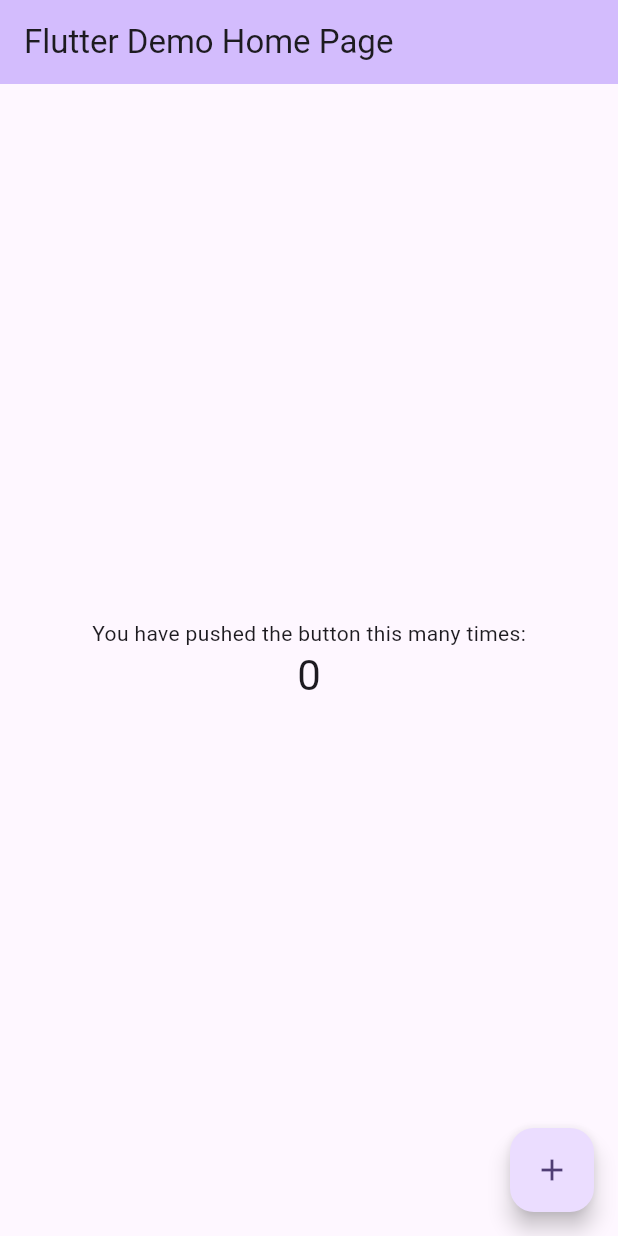
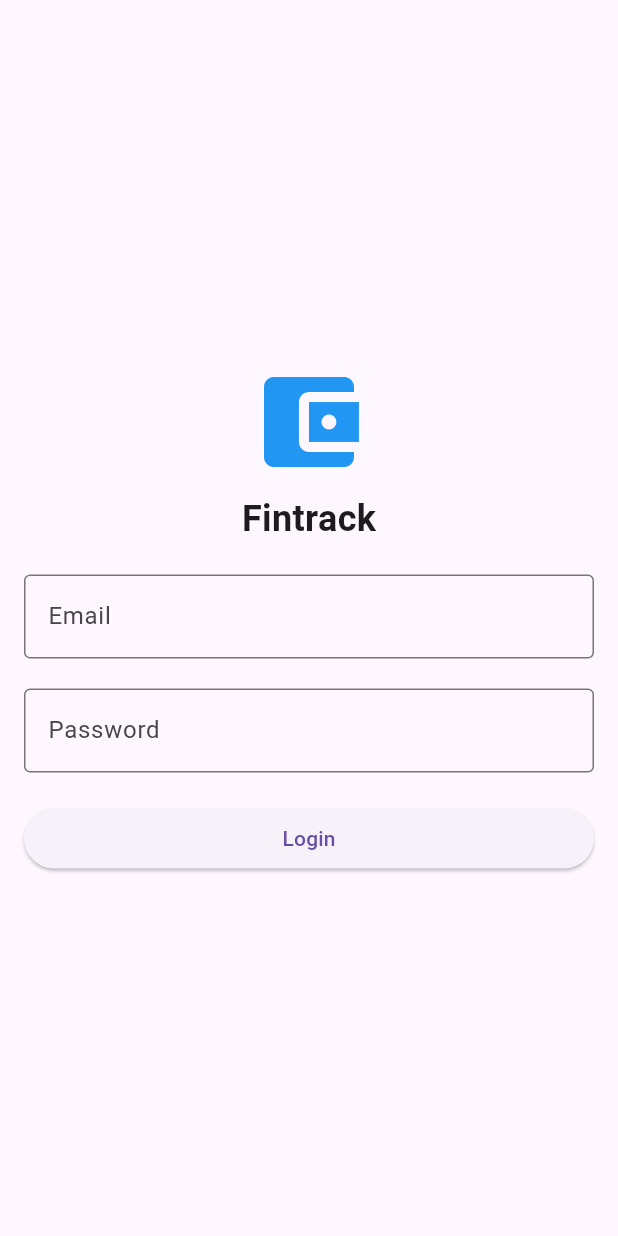
Before and after one commit to ProfficientLabs/fintrack, a Flutter app: the screen it shows after launch, on a phone screen of 412 x 824 dp. Run offline on Flutter 3.47's test engine with Material 3 defaults, Android fonts, the phone set to English and light mode, and no system bars.

Commit message:
Login Page, App Logo, and App initialized

```diff
--- a/lib/main.dart
+++ b/lib/main.dart
@@ -1,3 +1,4 @@
+import 'package:fintrack/screens/login_page/login_page.dart';
 import 'package:flutter/material.dart';
 
 void main() {
@@ -7,119 +8,15 @@ void main() {
 class MyApp extends StatelessWidget {
   const MyApp({super.key});
 
-  // This widget is the root of your application.
   @override
   Widget build(BuildContext context) {
     return MaterialApp(
-      title: 'Flutter Demo',
+      debugShowCheckedModeBanner: false,
+      title: "Fintrack",
       theme: ThemeData(
-        // This is the theme of your application.
-        //
-        // TRY THIS: Try running your application with "flutter run". You'll see
-        // the application has a purple toolbar. Then, without quitting the app,
-        // try changing the seedColor in the colorScheme below to Colors.green
-        // and then invoke "hot reload" (save your changes or press the "hot
-        // reload" button in a Flutter-supported IDE, or press "r" if you used
-        // the command line to start the app).
-        //
-        // Notice that the counter didn't reset back to zero; the application
-        // state is not lost during the reload. To reset the state, use hot
-        // restart instead.
-        //
-        // This works for code too, not just values: Most code changes can be
-        // tested with just a hot reload.
-        colorScheme: ColorScheme.fromSeed(seedColor: Colors.deepPurple),
-        useMaterial3: true,
+        primarySwatch: Colors.blue,
       ),
-      home: const MyHomePage(title: 'Flutter Demo Home Page'),
+      home: LoginPage(),
     );
   }
 }
-
-class MyHomePage extends StatefulWidget {
-  const MyHomePage({super.key, required this.title});
-
-  // This widget is the home page of your application. It is stateful, meaning
-  // that it has a State object (defined below) that contains fields that affect
-  // how it looks.
-
-  // This class is the configuration for the state. It holds the values (in this
-  // case the title) provided by the parent (in this case the App widget) and
-  // used by the build method of the State. Fields in a Widget subclass are
-  // always marked "final".
-
-  final String title;
-
-  @override
-  State<MyHomePage> createState() => _MyHomePageState();
-}
-
-class _MyHomePageState extends State<MyHomePage> {
-  int _counter = 0;
-
-  void _incrementCounter() {
-    setState(() {
-      // This call to setState tells the Flutter framework that something has
-      // changed in this State, which causes it to rerun the build method below
-      // so that the display can reflect the updated values. If we changed
-      // _counter without calling setState(), then the build method would not be
-      // called again, and so nothing would appear to happen.
-      _counter++;
-    });
-  }
-
-  @override
-  Widget build(BuildContext context) {
-    // This method is rerun every time setState is called, for instance as done
-    // by the _incrementCounter method above.
-    //
-    // The Flutter framework has been optimized to make rerunning build methods
-    // fast, so that you can just rebuild anything that needs updating rather
-    // than having to individually change instances of widgets.
-    return Scaffold(
-      appBar: AppBar(
-        // TRY THIS: Try changing the color here to a specific color (to
-        // Colors.amber, perhaps?) and trigger a hot reload to see the AppBar
-        // change color while the other colors stay the same.
-        backgroundColor: Theme.of(context).colorScheme.inversePrimary,
-        // Here we take the value from the MyHomePage object that was created by
-        // the App.build method, and use it to set our appbar title.
-        title: Text(widget.title),
-      ),
-      body: Center(
-        // Center is a layout widget. It takes a single child and positions it
-        // in the middle of the parent.
-        child: Column(
-          // Column is also a layout widget. It takes a list of children and
-          // arranges them vertically. By default, it sizes itself to fit its
-          // children horizontally, and tries to be as tall as its parent.
-          //
-          // Column has various properties to control how it sizes itself and
-          // how it positions its children. Here we use mainAxisAlignment to
-          // center the children vertically; the main axis here is the vertical
-          // axis because Columns are vertical (the cross axis would be
-          // horizontal).
-          //
-          // TRY THIS: Invoke "debug painting" (choose the "Toggle Debug Paint"
-          // action in the IDE, or press "p" in the console), to see the
-          // wireframe for each widget.
-          mainAxisAlignment: MainAxisAlignment.center,
-          children: <Widget>[
-            const Text(
-              'You have pushed the button this many times:',
-            ),
-            Text(
-              '$_counter',
-              style: Theme.of(context).textTheme.headlineMedium,
-            ),
-          ],
-        ),
-      ),
-      floatingActionButton: FloatingActionButton(
-        onPressed: _incrementCounter,
-        tooltip: 'Increment',
-        child: const Icon(Icons.add),
-      ), // This trailing comma makes auto-formatting nicer for build methods.
-    );
-  }
-}
--- /dev/null
+++ b/lib/screens/login_page/controllers/login_controller.dart
@@ -0,0 +1,3 @@
+class LoginController{
+
+}
--- /dev/null
+++ b/lib/screens/login_page/login_page.dart
@@ -0,0 +1,26 @@
+import 'package:fintrack/screens/login_page/widgets/app_logo.dart';
+import 'package:fintrack/screens/login_page/widgets/login_form.dart';
+import 'package:flutter/material.dart';
+
+class LoginPage extends StatelessWidget {
+  const LoginPage({super.key});
+
+  @override
+  Widget build(BuildContext context) {
+    return Scaffold(
+        body: Center(
+      child: SingleChildScrollView(
+        padding: EdgeInsets.all(16.0),
+        child: Column(
+          mainAxisAlignment: MainAxisAlignment.center,
+          spacing: 20,
+          children: [
+            AppLogo(),
+            LoginForm(),
+
+          ],
+        ),
+      ),
+    ));
+  }
+}
--- /dev/null
+++ b/lib/screens/login_page/widgets/app_logo.dart
@@ -0,0 +1,26 @@
+import 'package:flutter/material.dart';
+
+class AppLogo extends StatelessWidget {
+  const AppLogo({super.key});
+
+  @override
+  Widget build(BuildContext context) {
+    return Column(
+      spacing: 8,
+      children: [
+        Icon(
+          Icons.account_balance_wallet,
+          size: 80,
+          color: Colors.blue,
+        ),
+        Text(
+          "Fintrack",
+          style: TextStyle(
+            fontSize: 24,
+            fontWeight: FontWeight.bold,
+          ),
+        )
+      ],
+    );
+  }
+}
--- /dev/null
+++ b/lib/screens/login_page/widgets/login_form.dart
@@ -0,0 +1,39 @@
+import 'package:flutter/material.dart';
+
+class LoginForm extends StatelessWidget {
+  LoginForm({super.key});
+
+  final _emailController = TextEditingController();
+  final _passwordController = TextEditingController();
+  final _loginController = TextEditingController();
+
+  @override
+  Widget build(BuildContext context) {
+    return Column(
+      crossAxisAlignment: CrossAxisAlignment.stretch,
+      spacing: 20,
+      children: [
+        TextField(
+          controller: _emailController,
+          decoration: InputDecoration(
+            labelText: "Email",
+            border: OutlineInputBorder(),
+          ),
+          keyboardType: TextInputType.emailAddress,
+        ),
+        TextField(
+          controller: _passwordController,
+          decoration: InputDecoration(
+            labelText: "Password",
+            border: OutlineInputBorder(),
+          ),
+          obscureText: true,
+        ),
+        ElevatedButton(
+          onPressed: () {},
+          child: Text("Login"),
+        ),
+      ],
+    );
+  }
+}
```
